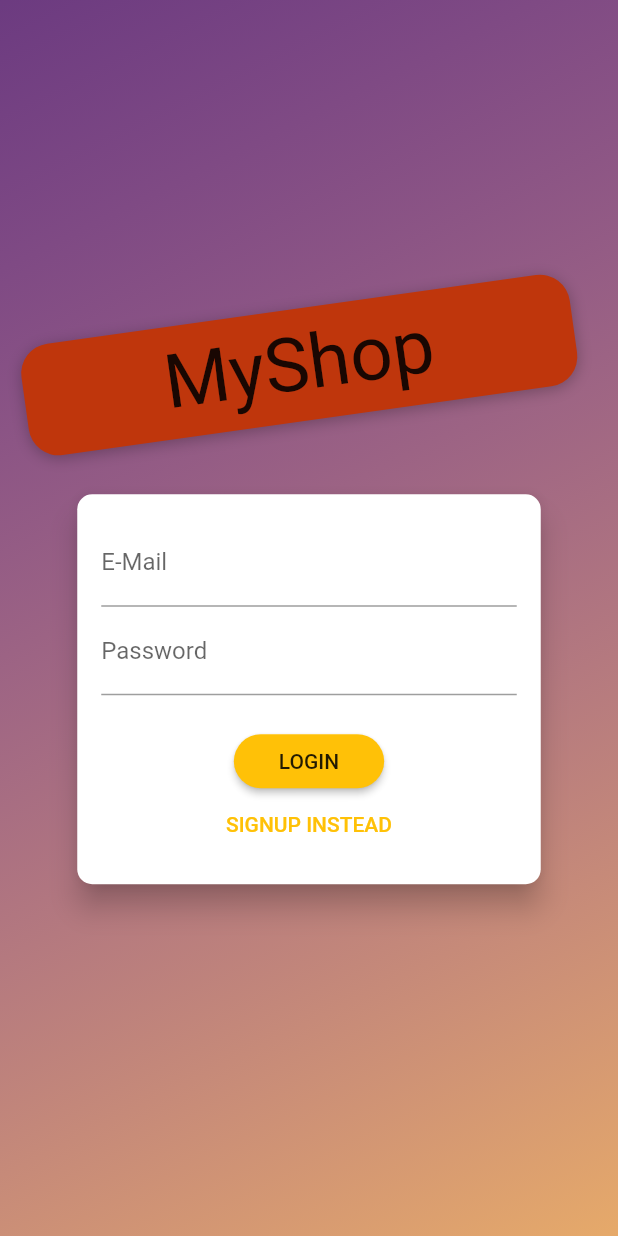
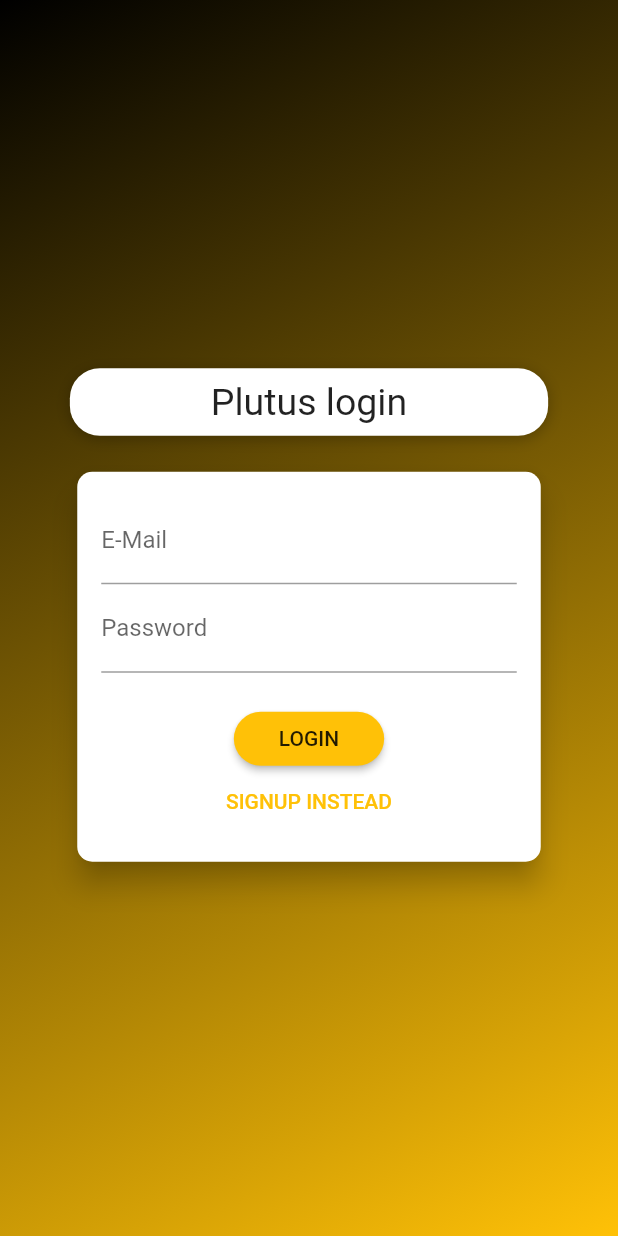
Before and after one commit to Apex-Finance/Finance-Main, a Flutter app: the AuthScreen screen opened by its route, on a phone screen of 412 x 824 dp. Run offline on Flutter 3.47's test engine with Material 2 defaults, Android fonts, the phone set to English and light mode, and no system bars; our stand-ins replace auto_size_text, google_fonts, introduction_screen, percent_indicator, shared_preferences; missing offline and left inert: keyboard_avoider; accounts and stored records are empty; Roboto replaces fonts that are missing (Anton).

Commit message:
Update auth_screen.dart

```diff
--- a/Plutus/lib/screens/auth_screen.dart
+++ b/Plutus/lib/screens/auth_screen.dart
@@ -25,8 +25,8 @@ class AuthScreen extends StatelessWidget {
             decoration: BoxDecoration(
               gradient: LinearGradient(
                 colors: [
-                  Color.fromRGBO(215, 117, 255, 1).withOpacity(0.5),
-                  Color.fromRGBO(255, 188, 117, 1).withOpacity(0.9),
+                  Colors.black,
+                  Colors.amber,
                 ],
                 begin: Alignment.topLeft,
                 end: Alignment.bottomRight,
@@ -47,12 +47,12 @@ class AuthScreen extends StatelessWidget {
                       margin: EdgeInsets.only(bottom: 20.0),
                       padding:
                           EdgeInsets.symmetric(vertical: 8.0, horizontal: 94.0),
-                      transform: Matrix4.rotationZ(-8 * pi / 180)
-                        ..translate(-10.0),
+                      transform: Matrix4.rotationZ(0) // -8 * pi / 180
+                        ..translate(0.0),
                       // ..translate(-10.0),
                       decoration: BoxDecoration(
                         borderRadius: BorderRadius.circular(20),
-                        color: Colors.deepOrange.shade900,
+                        color: Colors.white,
                         boxShadow: [
                           BoxShadow(
                             blurRadius: 8,
@@ -62,11 +62,11 @@ class AuthScreen extends StatelessWidget {
                         ],
                       ),
                       child: Text(
-                        'MyShop',
+                        'Plutus login',
                         style: TextStyle(
                           color:
                               Theme.of(context).accentTextTheme.headline6.color,
-                          fontSize: 50,
+                          fontSize: 25,
                           fontFamily: 'Anton',
                           fontWeight: FontWeight.normal,
                         ),
```
